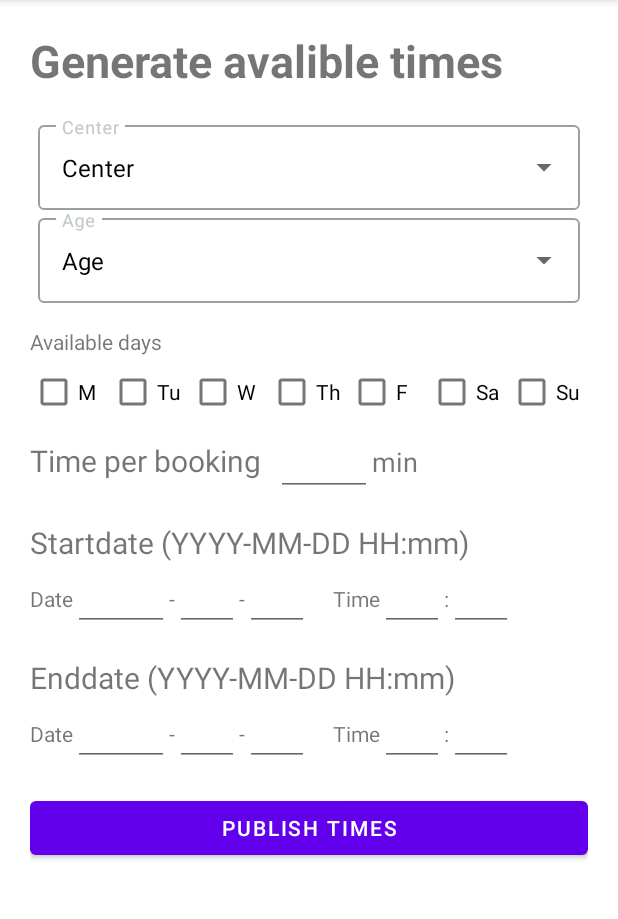
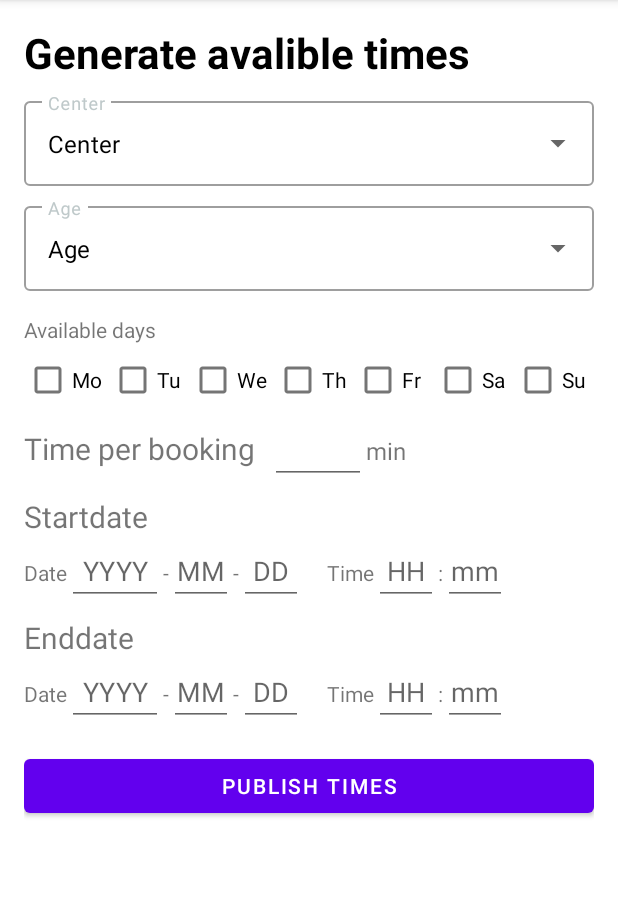
Before and after one commit to oliviahedlund/COVID, an Android app: the fragment AdminBookingRange placed in its activity, on a phone screen of 412 x 824 dp, the part 84-1003 px from its top. Run offline under Robolectric (Android 15) with nearby library versions, the phone set to English and light mode, and no system bars; 1 statement that could not run was skipped.

Commit message:
functionality admin scheduling, some layout

```diff
--- a/app/src/main/java/com/example/myapplication/Admin/AdminBookingAPI.java
+++ b/app/src/main/java/com/example/myapplication/Admin/AdminBookingAPI.java
@@ -7,12 +7,25 @@ import com.example.myapplication.ApiClient;
 import com.example.myapplication.Booking.SetBookingRequest;
 import com.example.myapplication.UserResponse;
 
+import java.text.SimpleDateFormat;
+import java.util.Calendar;
+import java.util.Date;
+
 import retrofit2.Call;
 import retrofit2.Callback;
 import retrofit2.Response;
 
 public class AdminBookingAPI {
 
+
+    public String convertTimeToAPIString(int year, int month, int date, int hour, int minute){
+        month = month-1; //because januari = 0
+
+        Calendar calendar = Calendar.getInstance();
+        calendar.set(year,month,date,hour,minute,00);
+        SimpleDateFormat apiFormat = new SimpleDateFormat("yyyy-MM-dd'T'HH:mm:ss");
+        return apiFormat.format(calendar.getTime());
+    }
 
     public void PostBookingRange(Activity activity, UserResponse user, PostRangeRequest postRangeRequest) {
         postRangeRequest.setStartDateTime("2021-12-04T08:00:00");
--- a/app/src/main/java/com/example/myapplication/Admin/AdminBookingRange.java
+++ b/app/src/main/java/com/example/myapplication/Admin/AdminBookingRange.java
@@ -4,13 +4,24 @@ import android.os.Bundle;
 
 import androidx.fragment.app.Fragment;
 
+import android.text.Editable;
+import android.text.TextWatcher;
 import android.view.LayoutInflater;
 import android.view.View;
 import android.view.ViewGroup;
 import android.widget.AutoCompleteTextView;
+import android.widget.Button;
+import android.widget.CheckBox;
+import android.widget.EditText;
 
 import com.example.myapplication.R;
 import com.example.myapplication.Simple_DropdownAdapter;
+
+import java.util.ArrayList;
+import java.util.Calendar;
+import java.util.List;
+
+import kotlin.collections.ArrayDeque;
 
 
 public class AdminBookingRange extends Fragment {
@@ -21,6 +32,7 @@ public class AdminBookingRange extends Fragment {
     private String[] age;
     private AutoCompleteTextView centerFilter;
     private AutoCompleteTextView ageFilter;
+    List<CheckBox> cbWeekdays;
 
     public AdminBookingRange() {
         // Required empty public constructor
@@ -33,8 +45,13 @@ public class AdminBookingRange extends Fragment {
         // Inflate the layout for this fragment
         view = inflater.inflate(R.layout.fragment_admin_booking_range, container, false);
         setupDropdown();
+        setupCheckboxes();
+        setupTimeTexts();
+        setupButton();
         return view;
     }
+
+
 
     private void setupDropdown(){
 
@@ -49,7 +66,135 @@ public class AdminBookingRange extends Fragment {
         Simple_DropdownAdapter ageAdapter = new Simple_DropdownAdapter(this.getActivity().getApplicationContext(), R.layout.simple_dropdown_item, age);
         ageFilter.setAdapter(ageAdapter);
 
+    }
+
+    private void setupCheckboxes(){
+        cbWeekdays = new ArrayList<CheckBox>();
+        cbWeekdays.add(view.findViewById(R.id.cbSunday));
+        cbWeekdays.add(view.findViewById(R.id.cbMonday));
+        cbWeekdays.add(view.findViewById(R.id.cbTuesday));
+        cbWeekdays.add(view.findViewById(R.id.cbWednesday));
+        cbWeekdays.add(view.findViewById(R.id.cbThursday));
+        cbWeekdays.add(view.findViewById(R.id.cbFriday));
+        cbWeekdays.add(view.findViewById(R.id.cbSaturday));
+
+        for (int i = 0; i < cbWeekdays.size(); i++) {
+            cbWeekdays.get(i).setText(getResources().getStringArray(R.array.weekdaysShort)[i]);
+        }
+    }
 
 
+
+    //Switches focus to next editText when max characters have been typed
+    private void setupTimeTexts(){
+        List<EditText> editTexts = new ArrayList<EditText>();
+        editTexts.add(view.findViewById(R.id.startYear));
+        editTexts.add(view.findViewById(R.id.startMonth));
+        editTexts.add(view.findViewById(R.id.startDay));
+        editTexts.add(view.findViewById(R.id.startHour));
+        editTexts.add(view.findViewById(R.id.startMinute));
+        editTexts.add(view.findViewById(R.id.endYear));
+        editTexts.add(view.findViewById(R.id.endMonth));
+        editTexts.add(view.findViewById(R.id.endDay));
+        editTexts.add(view.findViewById(R.id.endHour));
+        editTexts.add(view.findViewById(R.id.endMinute));
+
+        int indexStartYear = 0;
+        int indexEndYear = 5;
+        int yearLength = 4;
+        int generalLength = 2;
+
+        for (EditText currTextView : editTexts) {
+            currTextView.addTextChangedListener(new TextWatcher() {
+                @Override
+                public void beforeTextChanged(CharSequence s, int start, int count, int after) {
+                }
+                @Override
+                public void onTextChanged(CharSequence s, int start, int before, int count) {
+                }
+                @Override
+                public void afterTextChanged(Editable s) {
+                    if(currTextView == editTexts.get(indexStartYear)) {
+                        if (s.length() == yearLength) {
+                            nextTextView().requestFocus();
+                        }
+                    }
+                    else if(currTextView == editTexts.get(indexEndYear)){
+                        if(s.length() == yearLength){
+                            nextTextView().requestFocus();
+                        }
+                    }
+                    else{
+                        if(s.length() == generalLength){
+                            nextTextView().requestFocus();
+                        }
+                    }
+                }
+
+                public EditText nextTextView() {
+                    int i;
+                    for (i = 0; i < editTexts.size() - 1; i++) {
+                        if (editTexts.get(i) == currTextView) {
+                            return editTexts.get(i + 1);
+                        }
+                    }
+                    return editTexts.get(i);
+                }
+            });
+        }
     }
+
+    private void setupButton(){
+        Button publishButton = view.findViewById(R.id.publishTimesBtn);
+        publishButton.setOnClickListener(new View.OnClickListener() {
+            @Override
+            public void onClick(View view) {
+                AdminBookingAPI adminBookingAPI = new AdminBookingAPI();
+
+                //TODO: get/check center
+                //TODO: get/check age
+                //TODO: field for vaccin-product?
+
+                int chosenWeekdays = getCheckedWeekdays();
+                if(chosenWeekdays==-1){
+                    //TODO: error message
+                    System.out.println("No days selected");
+                    return;
+                }
+                System.out.println(chosenWeekdays);
+
+                //TODO: get and check date-time-input
+                //temporary
+                int year = 2021;
+                int month = 11;
+                int date = 12;
+                int hour = 8;
+                int minute = 20;
+                String test = adminBookingAPI.convertTimeToAPIString(year, month, date, hour, minute);
+                System.out.println(test);
+
+
+            }
+        });
+    }
+    //Called when publish is clicked
+    private int getCheckedWeekdays(){
+        int[] binaryRepresentation = {1,2,4,8,16,32,64};
+
+        int chosenWeekdays = 0;
+        for (int i = 0; i < cbWeekdays.size(); i++) {
+            if(cbWeekdays.get(i).isChecked()){
+                chosenWeekdays+=binaryRepresentation[i];
+            }
+        }
+        if(chosenWeekdays==0){
+            chosenWeekdays=-1;
+        }
+        else if(chosenWeekdays==127){
+            chosenWeekdays=0;
+        }
+
+        return chosenWeekdays;
+    }
+
 }
--- a/app/src/main/java/com/example/myapplication/ApiClient.java
+++ b/app/src/main/java/com/example/myapplication/ApiClient.java
@@ -1,6 +1,4 @@
 package com.example.myapplication;
-
-import com.example.myapplication.Booking.BookingService;
 
 import okhttp3.OkHttpClient;
 import okhttp3.logging.HttpLoggingInterceptor;
@@ -30,9 +28,5 @@ public class ApiClient {
 
         return userService;
     }
-    public static BookingService getBookingService(){
-        BookingService bookingService = getRetrofit().create(BookingService.class);
-        return bookingService;
-    }
 
 }
--- a/app/src/main/java/com/example/myapplication/Booking/BookingService.java
+++ /dev/null
@@ -1,15 +0,0 @@
-package com.example.myapplication.Booking;
-
-import retrofit2.Call;
-import retrofit2.http.Body;
-import retrofit2.http.GET;
-
-public interface BookingService {
-
-/*
-    @POST("/api/Authenticate/register/")
-    Call<RegisterResponse> registerUser(@Body RegisterRequest registerRequest);
-
-    @GET("/api/User/")
-    Call<UserResponse> getUser(@Header("Authorization") String authHeader);*/
-}
--- a/app/src/main/res/layout/fragment_admin_booking_range.xml
+++ b/app/src/main/res/layout/fragment_admin_booking_range.xml
@@ -4,22 +4,23 @@
     android:layout_width="match_parent"
     android:layout_height="match_parent"
     android:orientation="vertical"
-    android:padding="20dp"
+    android:padding="@dimen/mediumPadding"
     tools:context=".Admin.AdminBookingRange">
 
     <TextView
         android:layout_width="match_parent"
         android:layout_height="wrap_content"
         android:text="@string/generate"
-        android:textSize="30sp"
+        android:textSize="@dimen/title"
+        android:textColor="@color/black"
         android:textStyle="bold"
-        android:paddingBottom="17dp"/>
+        android:paddingBottom="@dimen/smallPadding"/>
 
     <com.google.android.material.textfield.TextInputLayout
         style="@style/Widget.MaterialComponents.TextInputLayout.OutlinedBox.ExposedDropdownMenu"
         android:layout_width="match_parent"
         android:layout_height="wrap_content"
-        android:layout_marginHorizontal="5dp"
+        android:layout_marginBottom="@dimen/smallPadding"
         android:hint="@string/center"
         android:textColorHint="@color/beige">
 
@@ -39,7 +40,7 @@
         style="@style/Widget.MaterialComponents.TextInputLayout.OutlinedBox.ExposedDropdownMenu"
         android:layout_width="match_parent"
         android:layout_height="wrap_content"
-        android:layout_marginHorizontal="5dp"
+        android:layout_marginBottom="@dimen/mediumPadding"
         android:hint="@string/age"
         android:textColorHint="@color/beige">
 
@@ -57,7 +58,6 @@
         android:id="@+id/textView18"
         android:layout_width="wrap_content"
         android:layout_height="wrap_content"
-        android:paddingTop="16dp"
         android:text="@string/chooseDays" />
 
     <LinearLayout
@@ -71,44 +71,44 @@
             android:layout_width="wrap_content"
             android:layout_height="wrap_content"
             android:layout_weight="1"
-            android:text="M" />
+            android:text="Mo" />
 
         <CheckBox
-            android:id="@+id/checkBox3"
+            android:id="@+id/cbTuesday"
             android:layout_width="wrap_content"
             android:layout_height="wrap_content"
             android:layout_weight="1"
             android:text="Tu" />
         <CheckBox
-            android:id="@+id/checkBox4"
+            android:id="@+id/cbWednesday"
             android:layout_width="wrap_content"
             android:layout_height="wrap_content"
             android:layout_weight="1"
             android:text="W" />
 
         <CheckBox
-            android:id="@+id/checkBox5"
+            android:id="@+id/cbThursday"
             android:layout_width="wrap_content"
             android:layout_height="wrap_content"
             android:layout_weight="1"
             android:text="Th" />
 
         <CheckBox
-            android:id="@+id/checkBox6"
+            android:id="@+id/cbFriday"
             android:layout_width="wrap_content"
             android:layout_height="wrap_content"
             android:layout_weight="1"
             android:text="F" />
 
         <CheckBox
-            android:id="@+id/checkBox7"
+            android:id="@+id/cbSaturday"
             android:layout_width="wrap_content"
             android:layout_height="wrap_content"
             android:layout_weight="1"
             android:text="Sa" />
 
         <CheckBox
-            android:id="@+id/checkBox8"
+            android:id="@+id/cbSunday"
             android:layout_width="wrap_content"
             android:layout_height="wrap_content"
             android:layout_weight="1"
@@ -120,14 +120,14 @@
         android:layout_width="match_parent"
         android:layout_height="wrap_content"
         android:orientation="horizontal"
-        android:paddingBottom="17dp">
+        android:paddingBottom="@dimen/smallPadding">
 
         <TextView
             android:layout_width="wrap_content"
             android:layout_height="wrap_content"
             android:paddingRight="10sp"
             android:text="@string/chooseAppointmentLength"
-            android:textSize="20sp" />
+            android:textSize="@dimen/largeText" />
 
 
         <EditText
@@ -135,13 +135,16 @@
             android:layout_width="wrap_content"
             android:layout_height="wrap_content"
             android:ems="3"
-            android:inputType="number" />
+            android:gravity="center"
+            android:inputType="number"
+            android:imeOptions="actionNext"
+            android:nextFocusForward="@+id/startYear"/>
 
         <TextView
             android:layout_width="wrap_content"
             android:layout_height="wrap_content"
             android:text="min"
-            android:textSize="18sp"/>
+            android:textSize="@dimen/mediumText"/>
 
     </LinearLayout>
 
@@ -150,7 +153,7 @@
         android:id="@+id/textView29"
         android:layout_width="match_parent"
         android:layout_height="wrap_content"
-        android:textSize="20sp"
+        android:textSize="@dimen/largeText"
         android:text="@string/startdate" />
 
 
@@ -158,7 +161,7 @@
         android:layout_width="match_parent"
         android:layout_height="wrap_content"
         android:orientation="horizontal"
-        android:paddingBottom="17dp">
+        android:paddingBottom="@dimen/smallPadding">
 
         <TextView
             android:id="@+id/textView28"
@@ -167,12 +170,14 @@
             android:text="@string/date" />
 
         <EditText
-            android:id="@+id/editTextDate5"
+            android:id="@+id/startYear"
             android:layout_width="wrap_content"
             android:layout_height="wrap_content"
             android:ems="3"
             android:gravity="center"
-            android:inputType="date" />
+            android:hint="YYYY"
+            android:inputType="date"
+            android:maxLength="4" />
 
         <TextView
             android:id="@+id/textView24"
@@ -181,25 +186,30 @@
             android:text="-" />
 
         <EditText
-            android:id="@+id/editTextDate6"
+            android:id="@+id/startMonth"
             android:layout_width="wrap_content"
             android:layout_height="wrap_content"
             android:ems="2"
             android:gravity="center"
-            android:inputType="date" />
+            android:hint="MM"
+            android:inputType="date"
+            android:maxLength="2" />
         <TextView
             android:id="@+id/textView25"
             android:layout_width="wrap_content"
             android:layout_height="wrap_content"
-            android:text="-" />
+            android:text="-"
+            android:maxLength="2"/>
 
         <EditText
-            android:id="@+id/editTextDate7"
+            android:id="@+id/startDay"
             android:layout_width="wrap_content"
             android:layout_height="wrap_content"
             android:ems="2"
             android:gravity="center"
-            android:inputType="date" />
+            android:hint="DD"
+            android:inputType="date"
+            android:maxLength="2" />
 
         <TextView
             android:id="@+id/textView26"
@@ -209,12 +219,14 @@
             android:text="@string/time" />
 
         <EditText
-            android:id="@+id/editTextTime4"
+            android:id="@+id/startHour"
             android:layout_width="wrap_content"
             android:layout_height="wrap_content"
             android:ems="2"
             android:gravity="center"
-            android:inputType="time" />
+            android:hint="HH"
+            android:inputType="time"
+            android:maxLength="2" />
 
         <TextView
             android:id="@+id/textView27"
@@ -223,26 +235,28 @@
             android:text=":" />
 
         <EditText
-            android:id="@+id/editTextTime3"
+            android:id="@+id/startMinute"
             android:layout_width="wrap_content"
             android:layout_height="wrap_content"
             android:ems="2"
             android:gravity="center"
-            android:inputType="time" />
+            android:hint="mm"
+            android:inputType="time"
+            android:maxLength="2" />
     </LinearLayout>
 
     <TextView
         android:layout_width="match_parent"
         android:layout_height="wrap_content"
         android:text="@string/enddate"
-        android:textSize="20sp"/>
+        android:textSize="@dimen/largeText"/>
 
 
     <LinearLayout
         android:layout_width="match_parent"
         android:layout_height="wrap_content"
         android:orientation="horizontal"
-        android:paddingBottom="17dp">
+        android:paddingBottom="@dimen/mediumPadding">
 
         <TextView
             android:layout_width="wrap_content"
@@ -250,11 +264,14 @@
             android:text="@string/date" />
 
         <EditText
+            android:id="@+id/endYear"
             android:layout_width="wrap_content"
             android:layout_height="wrap_content"
             android:ems="3"
             android:gravity="center"
-            android:inputType="date" />
+            android:hint="YYYY"
+            android:inputType="date"
+            android:maxLength="4"/>
 
         <TextView
             android:layout_width="wrap_content"
@@ -262,22 +279,28 @@
             android:text="-" />
 
         <EditText
+            android:id="@+id/endMonth"
             android:layout_width="wrap_content"
             android:layout_height="wrap_content"
             android:ems="2"
             android:gravity="center"
-            android:inputType="date" />
+            android:hint="MM"
+            android:inputType="date"
+            android:maxLength="2"/>
         <TextView
             android:layout_width="wrap_content"
             android:layout_height="wrap_content"
             android:text="-" />
 
         <EditText
+            android:id="@+id/endDay"
             android:layout_width="wrap_content"
             android:layout_height="wrap_content"
             android:ems="2"
             android:gravity="center"
-            android:inputType="date" />
+            android:hint="DD"
+            android:inputType="date"
+            android:maxLength="2"/>
 
         <TextView
             android:layout_width="wrap_content"
@@ -286,11 +309,14 @@
             android:text="@string/time" />
 
         <EditText
+            android:id="@+id/endHour"
             android:layout_width="wrap_content"
             android:layout_height="wrap_content"
             android:ems="2"
             android:gravity="center"
-            android:inputType="time" />
+            android:hint="HH"
+            android:inputType="time"
+            android:maxLength="2"/>
 
         <TextView
             android:layout_width="wrap_content"
@@ -298,11 +324,14 @@
             android:text=":" />
 
         <EditText
+            android:id="@+id/endMinute"
             android:layout_width="wrap_content"
             android:layout_height="wrap_content"
             android:ems="2"
             android:gravity="center"
-            android:inputType="time" />
+            android:hint="mm"
+            android:inputType="time"
+            android:maxLength="2"/>
 
     </LinearLayout>
 
--- /dev/null
+++ b/app/src/main/res/values/layoutValues.xml
@@ -0,0 +1,10 @@
+<?xml version="1.0" encoding="utf-8"?>
+<resources>
+    <dimen name="smallPadding">8dp</dimen>
+    <dimen name="mediumPadding">16dp</dimen>
+    <dimen name="largePadding">32dp</dimen>
+    <dimen name="smallText">12sp</dimen>
+    <dimen name="mediumText">16sp</dimen>
+    <dimen name="largeText">20sp</dimen>
+    <dimen name="title">28sp</dimen>
+</resources>
--- a/app/src/main/res/values/strings.xml
+++ b/app/src/main/res/values/strings.xml
@@ -27,8 +27,8 @@
     <string name="days">Days</string>
     <string name="chooseAppointmentLength">Time per booking</string>
     <string name="date">Date</string>
-    <string name="startdate">Startdate (YYYY-MM-DD HH:mm)</string>
-    <string name="enddate">Enddate (YYYY-MM-DD HH:mm)</string>
+    <string name="startdate">Startdate</string>
+    <string name="enddate">Enddate</string>
     <string name="publishTimes">Publish Times</string>
 
 
@@ -118,4 +118,14 @@
         <item>60 +</item>
     </string-array>
 
+    <string-array name="weekdaysShort">
+        <item>Su</item>
+        <item>Mo</item>
+        <item>Tu</item>
+        <item>We</item>
+        <item>Th</item>
+        <item>Fr</item>
+        <item>Sa</item>
+    </string-array>
+
 </resources>
```
Also changed, not shown: 1 other file.
